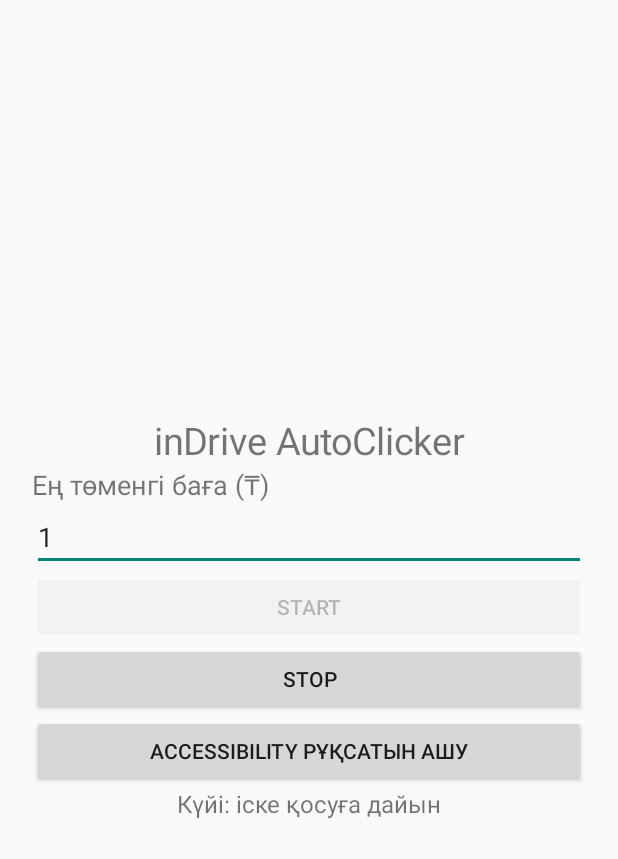
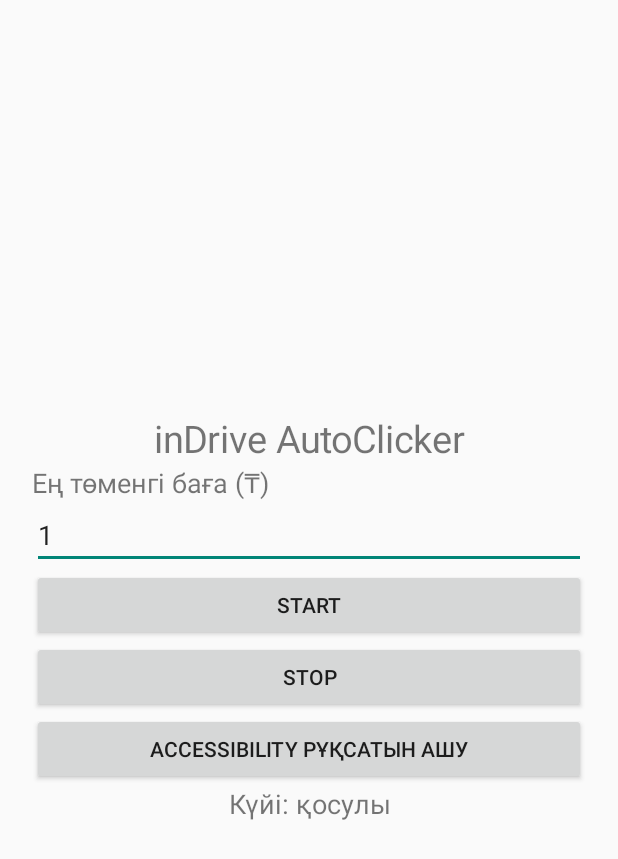
Before and after one commit to Beka949494/AutoCliker, an Android app: the screen it shows after launch (MainActivity), after a tap on "START", on a phone screen of 412 x 824 dp. Shown: the top 859 px of the screen. Run offline under Robolectric (Android 15) with nearby library versions, the phone set to English and light mode, and no system bars.

Commit message:
Implement shared preferences for price and state
Added shared preferences to store minimum price and running state.

```diff
--- a/AutoClickerProject/app/src/main/java/com/example/autoclicker/MainActivity.kt
+++ b/AutoClickerProject/app/src/main/java/com/example/autoclicker/MainActivity.kt
@@ -1,4 +1,3 @@
-
 package com.example.autoclicker
 
 import android.app.Activity
@@ -13,6 +12,8 @@ class MainActivity : Activity() {
     override fun onCreate(savedInstanceState: Bundle?) {
         super.onCreate(savedInstanceState)
 
+        val prefs = getSharedPreferences("autoclicker", MODE_PRIVATE)
+
         val layout = LinearLayout(this).apply {
             orientation = LinearLayout.VERTICAL
             gravity = Gravity.CENTER
@@ -25,15 +26,14 @@ class MainActivity : Activity() {
             gravity = Gravity.CENTER
         }
 
-        val priceLabel = TextView(this).apply {
+        val label = TextView(this).apply {
             text = "Ең төменгі баға (₸)"
             textSize = 18f
         }
 
         val price = EditText(this).apply {
-            setText("1")
+            setText(prefs.getLong("min_price", 1L).toString())
             inputType = 2
-            hint = "Мысалы: 2000"
         }
 
         val start = Button(this).apply {
@@ -42,7 +42,6 @@ class MainActivity : Activity() {
 
         val stop = Button(this).apply {
             text = "STOP"
-            isEnabled = false
         }
 
         val accessibility = Button(this).apply {
@@ -50,9 +49,40 @@ class MainActivity : Activity() {
         }
 
         val status = TextView(this).apply {
-            text = "Күйі: тоқтап тұр"
-            textSize = 16f
+            textSize = 18f
             gravity = Gravity.CENTER
+            text = if (prefs.getBoolean("running", false))
+                "Күйі: қосулы"
+            else
+                "Күйі: тоқтап тұр"
+        }
+
+        start.setOnClickListener {
+            val minPrice = price.text.toString().toLongOrNull()
+
+            if (minPrice == null || minPrice < 1) {
+                Toast.makeText(
+                    this,
+                    "Бағаны дұрыс енгізіңіз",
+                    Toast.LENGTH_SHORT
+                ).show()
+                return@setOnClickListener
+            }
+
+            prefs.edit()
+                .putLong("min_price", minPrice)
+                .putBoolean("running", true)
+                .apply()
+
+            status.text = "Күйі: қосулы"
+        }
+
+        stop.setOnClickListener {
+            prefs.edit()
+                .putBoolean("running", false)
+                .apply()
+
+            status.text = "Күйі: тоқтап тұр"
         }
 
         accessibility.setOnClickListener {
@@ -61,31 +91,8 @@ class MainActivity : Activity() {
             )
         }
 
-        start.setOnClickListener {
-            val minPrice = price.text.toString().toLongOrNull()
-
-            if (minPrice == null || minPrice < 1) {
-                Toast.makeText(
-                    this,
-                    "Бағаны 1 теңгеден бастап енгіз",
-                    Toast.LENGTH_SHORT
-                ).show()
-                return@setOnClickListener
-            }
-
-            status.text = "Күйі: іске қосуға дайын"
-            start.isEnabled = false
-            stop.isEnabled = true
-        }
-
-        stop.setOnClickListener {
-            status.text = "Күйі: тоқтап тұр"
-            start.isEnabled = true
-            stop.isEnabled = false
-        }
-
         layout.addView(title)
-        layout.addView(priceLabel)
+        layout.addView(label)
         layout.addView(price)
         layout.addView(start)
         layout.addView(stop)
```
